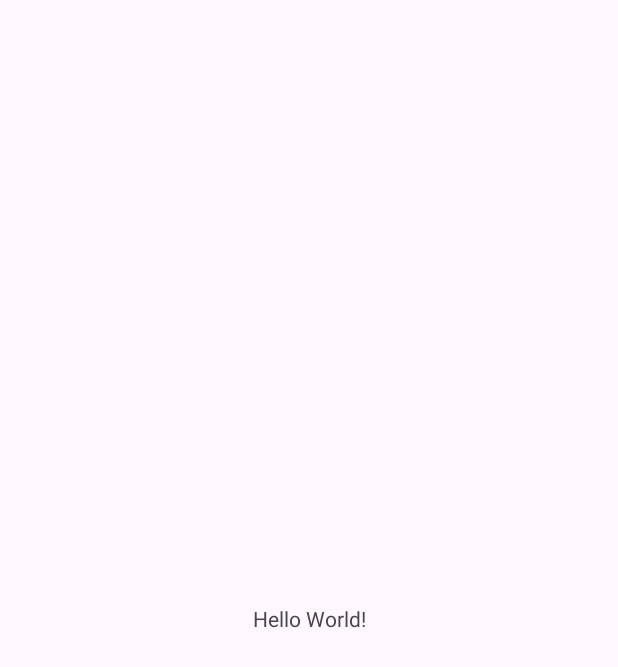
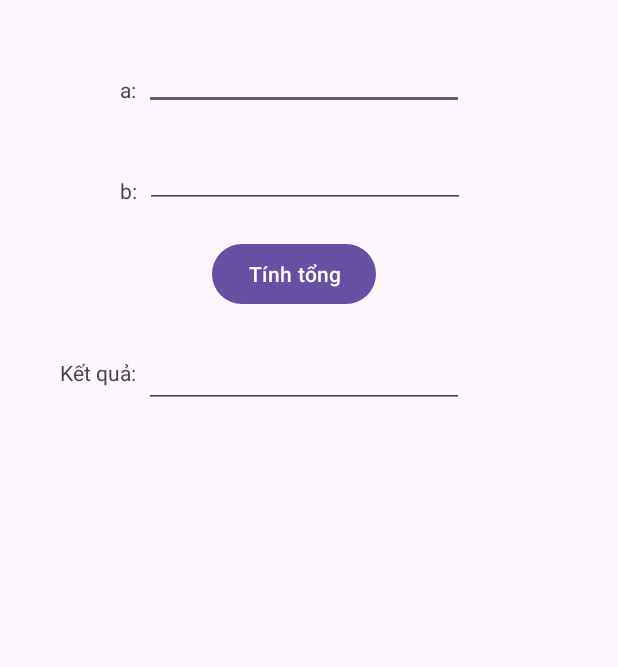
Before and after one commit to hieuhuynh113/63132050-AndroidProgramming, an Android app: the screen it shows after launch (MainActivity), on a phone screen of 412 x 824 dp. Before the commit the part shown is almost empty. Shown: the top 667 px of the screen. Run offline under Robolectric (Android 15) with nearby library versions, the phone set to English and light mode, and no system bars.

Commit message:
Complete Ex3

```diff
--- a/Ex3/app/src/main/res/layout/activity_main.xml
+++ b/Ex3/app/src/main/res/layout/activity_main.xml
@@ -8,12 +8,77 @@
     tools:context=".MainActivity">
 
     <TextView
+        android:id="@+id/textView"
         android:layout_width="wrap_content"
         android:layout_height="wrap_content"
-        android:text="Hello World!"
-        app:layout_constraintBottom_toBottomOf="parent"
-        app:layout_constraintEnd_toEndOf="parent"
+        android:layout_marginStart="80dp"
+        android:layout_marginTop="50dp"
+        android:text="a:"
         app:layout_constraintStart_toStartOf="parent"
         app:layout_constraintTop_toTopOf="parent" />
 
+    <EditText
+        android:id="@+id/edtA"
+        android:layout_width="0dp"
+        android:layout_height="wrap_content"
+        android:layout_marginStart="5dp"
+        android:layout_marginTop="28dp"
+        android:ems="10"
+        android:inputType="text"
+        app:layout_constraintStart_toEndOf="@+id/textView"
+        app:layout_constraintTop_toTopOf="parent" />
+
+    <TextView
+        android:id="@+id/textView2"
+        android:layout_width="wrap_content"
+        android:layout_height="wrap_content"
+        android:layout_marginStart="80dp"
+        android:layout_marginTop="48dp"
+        android:text="b:"
+        app:layout_constraintStart_toStartOf="parent"
+        app:layout_constraintTop_toBottomOf="@+id/textView" />
+
+    <EditText
+        android:id="@+id/edtB"
+        android:layout_width="0dp"
+        android:layout_height="wrap_content"
+        android:layout_marginStart="5dp"
+        android:layout_marginTop="20dp"
+        android:ems="10"
+        android:inputType="text"
+        app:layout_constraintStart_toEndOf="@+id/textView2"
+        app:layout_constraintTop_toBottomOf="@+id/edtA" />
+
+    <Button
+        android:id="@+id/btnCong"
+        android:layout_width="wrap_content"
+        android:layout_height="wrap_content"
+        android:layout_marginStart="131dp"
+        android:layout_marginTop="20dp"
+        android:layout_marginEnd="151dp"
+        android:text="Tính tổng"
+        app:layout_constraintEnd_toEndOf="parent"
+        app:layout_constraintStart_toStartOf="parent"
+        app:layout_constraintTop_toBottomOf="@+id/edtB" />
+
+    <TextView
+        android:id="@+id/textView3"
+        android:layout_width="wrap_content"
+        android:layout_height="wrap_content"
+        android:layout_marginStart="40dp"
+        android:layout_marginTop="32dp"
+        android:text="Kết quả:"
+        app:layout_constraintStart_toStartOf="parent"
+        app:layout_constraintTop_toBottomOf="@+id/btnCong" />
+
+    <EditText
+        android:id="@+id/editTextNumber"
+        android:layout_width="wrap_content"
+        android:layout_height="wrap_content"
+        android:layout_marginStart="5dp"
+        android:layout_marginTop="20dp"
+        android:ems="10"
+        android:inputType="number"
+        app:layout_constraintStart_toEndOf="@+id/textView3"
+        app:layout_constraintTop_toBottomOf="@+id/btnCong" />
 </androidx.constraintlayout.widget.ConstraintLayout>
```
